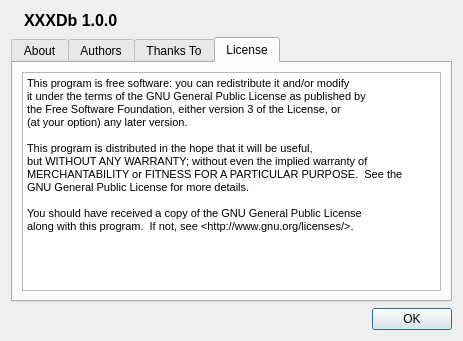
Above: Forms/CAbout.ui from skynowa/xxxdb before the change. Below: the same form after it.
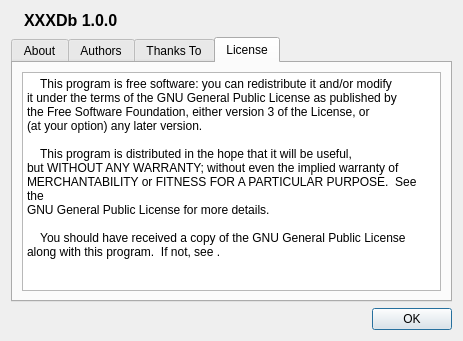
That is the form after the change. The open tabs and pages were chosen to show the change. Icons and pictures are not drawn.

```diff
--- a/Forms/CAbout.ui
+++ b/Forms/CAbout.ui
@@ -137,24 +137,23 @@
       </attribute>
       <layout class="QGridLayout" name="gridLayout_2">
        <item row="0" column="0">
-        <widget class="QTextBrowser" name="tbLicense">
-         <property name="html">
-          <string>&lt;!DOCTYPE HTML PUBLIC &quot;-//W3C//DTD HTML 4.0//EN&quot; &quot;http://www.w3.org/TR/REC-html40/strict.dtd&quot;&gt;
-&lt;html&gt;&lt;head&gt;&lt;meta name=&quot;qrichtext&quot; content=&quot;1&quot; /&gt;&lt;style type=&quot;text/css&quot;&gt;
-p, li { white-space: pre-wrap; }
-&lt;/style&gt;&lt;/head&gt;&lt;body style=&quot; font-family:'MS Shell Dlg 2'; font-size:8.25pt; font-weight:400; font-style:normal;&quot;&gt;
-&lt;p align=&quot;justify&quot; style=&quot; margin-top:0px; margin-bottom:0px; margin-left:0px; margin-right:0px; -qt-block-indent:0; text-indent:0px;&quot;&gt;&lt;span style=&quot; font-family:'DejaVu Sans'; font-size:8pt;&quot;&gt;This program is free software: you can redistribute it and/or modify&lt;/span&gt;&lt;/p&gt;
-&lt;p align=&quot;justify&quot; style=&quot; margin-top:0px; margin-bottom:0px; margin-left:0px; margin-right:0px; -qt-block-indent:0; text-indent:0px;&quot;&gt;&lt;span style=&quot; font-family:'DejaVu Sans'; font-size:8pt;&quot;&gt;it under the terms of the GNU General Public License as published by&lt;/span&gt;&lt;/p&gt;
-&lt;p align=&quot;justify&quot; style=&quot; margin-top:0px; margin-bottom:0px; margin-left:0px; margin-right:0px; -qt-block-indent:0; text-indent:0px;&quot;&gt;&lt;span style=&quot; font-family:'DejaVu Sans'; font-size:8pt;&quot;&gt;the Free Software Foundation, either version 3 of the License, or&lt;/span&gt;&lt;/p&gt;
-&lt;p align=&quot;justify&quot; style=&quot; margin-top:0px; margin-bottom:0px; margin-left:0px; margin-right:0px; -qt-block-indent:0; text-indent:0px;&quot;&gt;&lt;span style=&quot; font-family:'DejaVu Sans'; font-size:8pt;&quot;&gt;(at your option) any later version.&lt;/span&gt;&lt;/p&gt;
-&lt;p align=&quot;justify&quot; style=&quot;-qt-paragraph-type:empty; margin-top:0px; margin-bottom:0px; margin-left:0px; margin-right:0px; -qt-block-indent:0; text-indent:0px; font-family:'DejaVu Sans'; font-size:8pt;&quot;&gt;&lt;br /&gt;&lt;/p&gt;
-&lt;p align=&quot;justify&quot; style=&quot; margin-top:0px; margin-bottom:0px; margin-left:0px; margin-right:0px; -qt-block-indent:0; text-indent:0px;&quot;&gt;&lt;span style=&quot; font-family:'DejaVu Sans'; font-size:8pt;&quot;&gt;This program is distributed in the hope that it will be useful,&lt;/span&gt;&lt;/p&gt;
-&lt;p align=&quot;justify&quot; style=&quot; margin-top:0px; margin-bottom:0px; margin-left:0px; margin-right:0px; -qt-block-indent:0; text-indent:0px;&quot;&gt;&lt;span style=&quot; font-family:'DejaVu Sans'; font-size:8pt;&quot;&gt;but WITHOUT ANY WARRANTY; without even the implied warranty of&lt;/span&gt;&lt;/p&gt;
-&lt;p align=&quot;justify&quot; style=&quot; margin-top:0px; margin-bottom:0px; margin-left:0px; margin-right:0px; -qt-block-indent:0; text-indent:0px;&quot;&gt;&lt;span style=&quot; font-family:'DejaVu Sans'; font-size:8pt;&quot;&gt;MERCHANTABILITY or FITNESS FOR A PARTICULAR PURPOSE.  See the&lt;/span&gt;&lt;/p&gt;
-&lt;p align=&quot;justify&quot; style=&quot; margin-top:0px; margin-bottom:0px; margin-left:0px; margin-right:0px; -qt-block-indent:0; text-indent:0px;&quot;&gt;&lt;span style=&quot; font-family:'DejaVu Sans'; font-size:8pt;&quot;&gt;GNU General Public License for more details.&lt;/span&gt;&lt;/p&gt;
-&lt;p align=&quot;justify&quot; style=&quot;-qt-paragraph-type:empty; margin-top:0px; margin-bottom:0px; margin-left:0px; margin-right:0px; -qt-block-indent:0; text-indent:0px; font-family:'DejaVu Sans'; font-size:8pt;&quot;&gt;&lt;br /&gt;&lt;/p&gt;
-&lt;p align=&quot;justify&quot; style=&quot; margin-top:0px; margin-bottom:0px; margin-left:0px; margin-right:0px; -qt-block-indent:0; text-indent:0px;&quot;&gt;&lt;span style=&quot; font-family:'DejaVu Sans'; font-size:8pt;&quot;&gt;You should have received a copy of the GNU General Public License&lt;/span&gt;&lt;/p&gt;
-&lt;p align=&quot;justify&quot; style=&quot; margin-top:0px; margin-bottom:0px; margin-left:0px; margin-right:0px; -qt-block-indent:0; text-indent:0px;&quot;&gt;&lt;span style=&quot; font-family:'DejaVu Sans'; font-size:8pt;&quot;&gt;along with this program.  If not, see &amp;lt;http://www.gnu.org/licenses/&amp;gt;.&lt;/span&gt;&lt;/p&gt;&lt;/body&gt;&lt;/html&gt;</string>
+        <widget class="QPlainTextEdit" name="tbLicense">
+         <property name="readOnly">
+          <bool>true</bool>
+         </property>
+         <property name="plainText">
+          <string>    This program is free software: you can redistribute it and/or modify
+it under the terms of the GNU General Public License as published by
+the Free Software Foundation, either version 3 of the License, or
+(at your option) any later version.
+
+    This program is distributed in the hope that it will be useful,
+but WITHOUT ANY WARRANTY; without even the implied warranty of
+MERCHANTABILITY or FITNESS FOR A PARTICULAR PURPOSE.  See the
+GNU General Public License for more details.
+
+    You should have received a copy of the GNU General Public License
+along with this program.  If not, see &lt;http://www.gnu.org/licenses/&gt;.</string>
          </property>
         </widget>
        </item>
```
Left out of the diff: 62 changed lines with no effect on the pictures.
